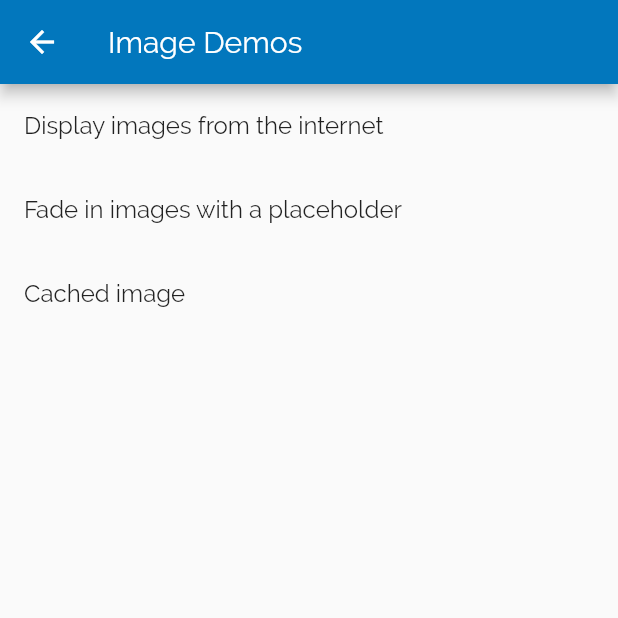
After one commit to MudOnTire/flutter_demos, a Flutter app: the screen it shows after launch, after a tap on "Image", on a phone screen of 412 x 824 dp, the top half of it. The commit adds this screen. Run offline on Flutter 3.47's test engine with Material 2 defaults, Android fonts, the phone set to English and light mode, and no system bars; our stand-ins replace cached_network_image, transparent_image; network calls fail.

Commit message:
add image and list demos

```diff
--- a/lib/main.dart
+++ b/lib/main.dart
@@ -19,7 +19,13 @@ import 'package:flutter_layout_demo/pages/gesture/HandleTaps.dart';
 import 'package:flutter_layout_demo/pages/gesture/SwipeDissmiss.dart';
 import 'package:flutter_layout_demo/pages/gesture/TouchRipples.dart';
 import 'package:flutter_layout_demo/pages/home.dart';
+import 'package:flutter_layout_demo/pages/image/CachedImage.dart';
+import 'package:flutter_layout_demo/pages/image/Demos.dart';
+import 'package:flutter_layout_demo/pages/image/FadeInImage.dart';
+import 'package:flutter_layout_demo/pages/image/InternetImage.dart';
 import 'package:flutter_layout_demo/pages/layout/layout.dart';
+import 'package:flutter_layout_demo/pages/list/Demos.dart';
+import 'package:flutter_layout_demo/pages/list/UseList.dart';
 import 'package:flutter_layout_demo/pages/navigation/data-to-new-screen/screen_one.dart';
 import 'package:flutter_layout_demo/pages/navigation/demos.dart';
 import 'package:flutter_layout_demo/pages/navigation/push-pop/screen_one.dart';
@@ -57,6 +63,14 @@ class MyApp extends StatelessWidget {
           '/gesture/touch-ripples': (context) => TouchRipplesApp(),
           '/gesture/handle-taps': (context) => HandleTapsApp(),
           '/gesture/swipe-dismiss': (context) => SwipeDismissApp(),
+          // Image
+          '/image': (context) => ImageDemos(),
+          '/image/from-internet': (context) => InternetImageApp(),
+          '/image/fade-in-image': (context) => FadeInImageApp(),
+          '/image/cached-image': (context) => CachedImageApp(),
+          // List
+          '/list': (context) => ListDemos(),
+          '/list/use-list': (context) => UseListApp(),
           // animation
           '/animation': (context) => AnimationDemos(),
           '/animation/page-transition': (context) => RTScreenOne(),
--- a/lib/pages/home.dart
+++ b/lib/pages/home.dart
@@ -38,6 +38,18 @@ class Home extends StatelessWidget {
             },
           ),
           ListTile(
+            title: Text('Image'),
+            onTap: () {
+              Navigator.pushNamed(context, '/image');
+            },
+          ),
+          ListTile(
+            title: Text('List'),
+            onTap: () {
+              Navigator.pushNamed(context, '/list');
+            },
+          ),
+          ListTile(
             title: Text('Navigation'),
             onTap: () {
               Navigator.pushNamed(context, '/navigation');
--- /dev/null
+++ b/lib/pages/image/CachedImage.dart
@@ -0,0 +1,19 @@
+import 'package:flutter/material.dart';
+import 'package:cached_network_image/cached_network_image.dart';
+
+class CachedImageApp extends StatelessWidget {
+  @override
+  Widget build(BuildContext context) {
+    return Scaffold(
+      appBar: AppBar(
+        title: Text('Cached Images'),
+      ),
+      body: Center(
+        child: CachedNetworkImage(
+          placeholder: (context, url) => CircularProgressIndicator(),
+          imageUrl: 'http://via.placeholder.com/350x150',
+        ),
+      ),
+    );
+  }
+}
--- /dev/null
+++ b/lib/pages/image/Demos.dart
@@ -0,0 +1,32 @@
+import 'package:flutter/material.dart';
+
+class ImageDemos extends StatelessWidget {
+  @override
+  Widget build(BuildContext context) {
+    return Scaffold(
+      appBar: AppBar(title: Text('Image Demos')),
+      body: ListView(
+        children: <Widget>[
+          ListTile(
+            title: Text('Display images from the internet'),
+            onTap: () {
+              Navigator.pushNamed(context, '/image/from-internet');
+            },
+          ),
+          ListTile(
+            title: Text('Fade in images with a placeholder'),
+            onTap: () {
+              Navigator.pushNamed(context, '/image/fade-in-image');
+            },
+          ),
+          ListTile(
+            title: Text('Cached image'),
+            onTap: () {
+              Navigator.pushNamed(context, '/image/cached-image');
+            },
+          )
+        ],
+      ),
+    );
+  }
+}
--- /dev/null
+++ b/lib/pages/image/FadeInImage.dart
@@ -0,0 +1,22 @@
+import 'package:flutter/material.dart';
+import 'package:transparent_image/transparent_image.dart';
+
+class FadeInImageApp extends StatelessWidget {
+  @override
+  Widget build(BuildContext context) {
+    return Scaffold(
+      appBar: AppBar(title: Text('Fade In Image')),
+      body: Stack(
+        children: <Widget>[
+          Center(child: CircularProgressIndicator()),
+          Center(
+            child: FadeInImage.memoryNetwork(
+              placeholder: kTransparentImage,
+              image: 'https://picsum.photos/250?image=9',
+            ),
+          )
+        ],
+      ),
+    );
+  }
+}
--- /dev/null
+++ b/lib/pages/image/InternetImage.dart
@@ -0,0 +1,10 @@
+import 'package:flutter/material.dart';
+
+class InternetImageApp extends StatelessWidget {
+  @override
+  Widget build(BuildContext context) {
+    return Scaffold(
+        appBar: AppBar(title: Text('Display images from internet')),
+        body: Image.network('https://picsum.photos/250?image=9'));
+  }
+}
--- a/pubspec.yaml
+++ b/pubspec.yaml
@@ -24,6 +24,8 @@ dependencies:
   # Use with the CupertinoIcons class for iOS style icons.
   cupertino_icons: ^0.1.2
   http: 0.12.0+2
+  transparent_image: ^1.0.0
+  cached_network_image: ^1.1.1
 
 dev_dependencies:
   flutter_test:
```
Also changed, not shown: lib/pages/list/Demos.dart (added, +20 -0 lines), lib/pages/list/UseList.dart (added, +26 -0 lines), pubspec.lock.
